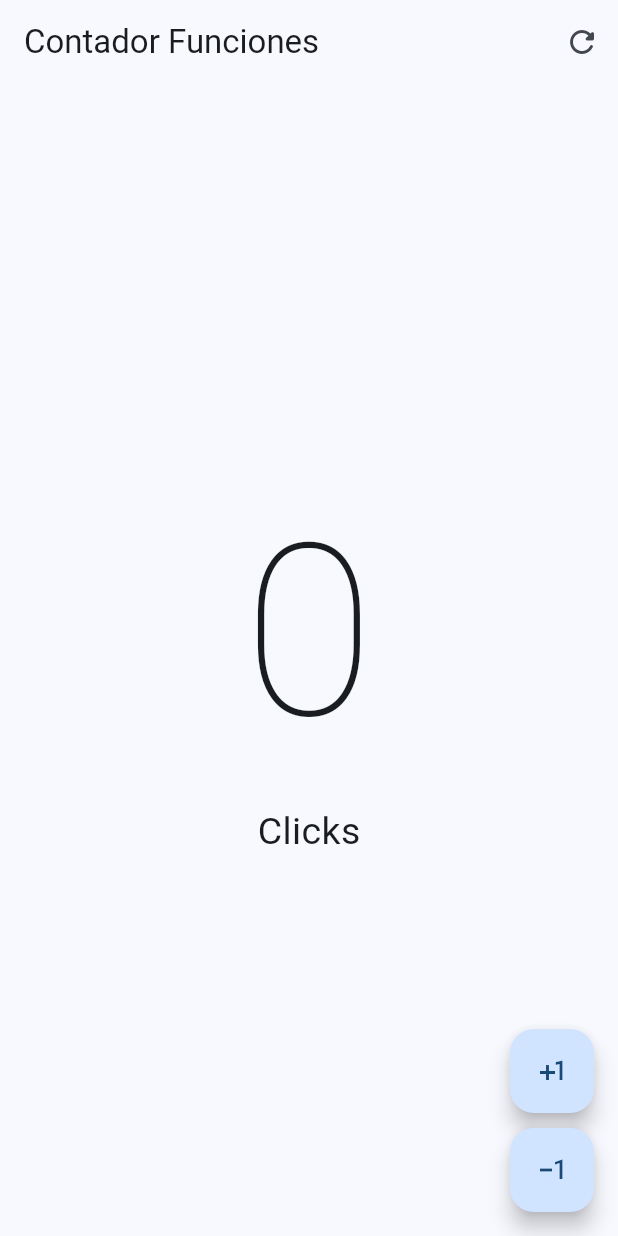
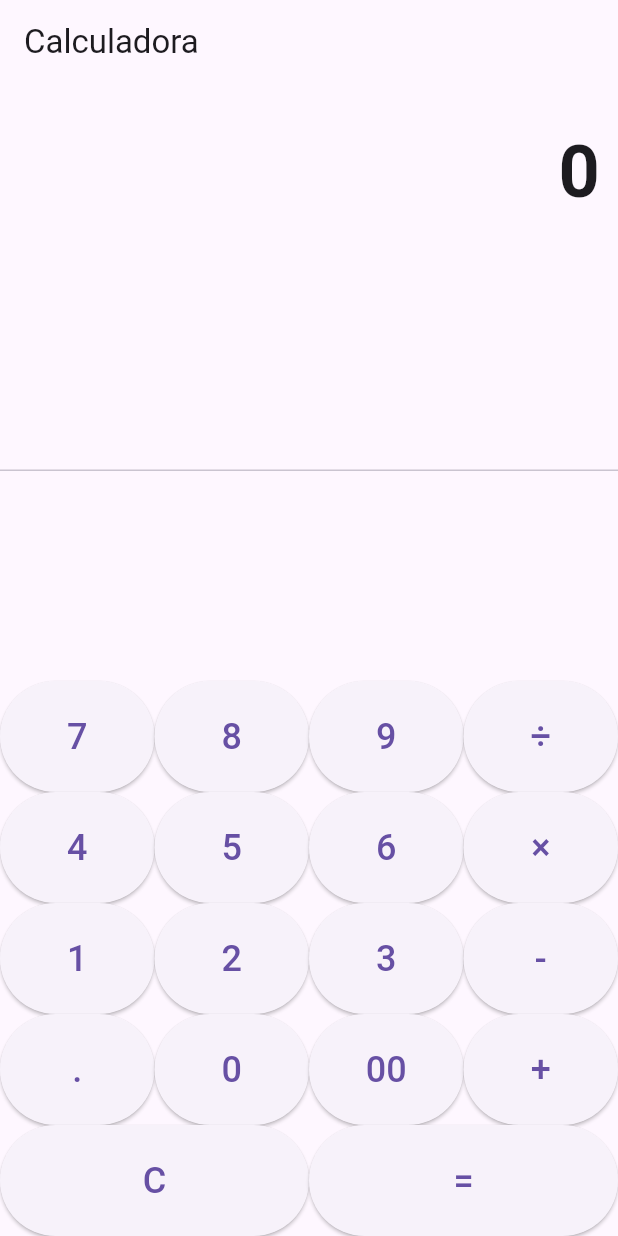
Before and after one commit to John0w0/flutter, a Flutter app: the screen it shows after launch, on a phone screen of 412 x 824 dp. Run offline on Flutter 3.47's test engine with Material 3 defaults, Android fonts, the phone set to English and light mode, and no system bars.

Commit message:
maquetacion 3

```diff
--- /dev/null
+++ b/lib/Presentacion/calculadora.dart
@@ -0,0 +1,150 @@
+import 'package:flutter/material.dart';
+
+class CalculadoraApp extends StatelessWidget {
+  @override
+  Widget build(BuildContext context) {
+    return MaterialApp(
+      debugShowCheckedModeBanner: false,
+      title: 'Calculadora',
+      theme: ThemeData(
+        primarySwatch: Colors.blue,
+      ),
+      home: CalculadoraHome(),
+    );
+  }
+}
+
+class CalculadoraHome extends StatefulWidget {
+  @override
+  _CalculadoraHomeState createState() => _CalculadoraHomeState();
+}
+
+class _CalculadoraHomeState extends State<CalculadoraHome> {
+  String output = "0";
+  String _output = "0";
+  double num1 = 0;
+  double num2 = 0;
+  String operand = "";
+
+  buttonPressed(String buttonText) {
+    if (buttonText == "C") {
+      _output = "0";
+      num1 = 0;
+      num2 = 0;
+      operand = "";
+    } else if (buttonText == "+" || buttonText == "-" || buttonText == "×" || buttonText == "÷") {
+      num1 = double.parse(output);
+      operand = buttonText;
+      _output = "0";
+    } else if (buttonText == ".") {
+      if (_output.contains(".")) {
+        return;
+      } else {
+        _output = _output + buttonText;
+      }
+    } else if (buttonText == "=") {
+      num2 = double.parse(output);
+
+      if (operand == "+") {
+        _output = (num1 + num2).toString();
+      } else if (operand == "-") {
+        _output = (num1 - num2).toString();
+      } else if (operand == "×") {
+        _output = (num1 * num2).toString();
+      } else if (operand == "÷") {
+        _output = (num1 / num2).toString();
+      }
+
+      num1 = 0;
+      num2 = 0;
+      operand = "";
+    } else {
+      _output = _output + buttonText;
+    }
+
+    setState(() {
+      output = double.parse(_output).toStringAsFixed(2).replaceAll(RegExp(r'\.00$'), '');
+    });
+  }
+
+  Widget buildButton(String buttonText) {
+    return Expanded(
+      child: ElevatedButton(
+        onPressed: () => buttonPressed(buttonText),
+        child: Text(
+          buttonText,
+          style: TextStyle(fontSize: 24),
+        ),
+        style: ElevatedButton.styleFrom(
+          padding: EdgeInsets.all(20),
+        ),
+      ),
+    );
+  }
+
+  @override
+  Widget build(BuildContext context) {
+    return Scaffold(
+      appBar: AppBar(
+        title: Text('Calculadora'),
+      ),
+      body: Column(
+        children: <Widget>[
+          Container(
+            alignment: Alignment.centerRight,
+            padding: EdgeInsets.symmetric(vertical: 24, horizontal: 12),
+            child: Text(
+              output,
+              style: TextStyle(fontSize: 48, fontWeight: FontWeight.bold),
+            ),
+          ),
+          Expanded(
+            child: Divider(),
+          ),
+          Column(
+            children: <Widget>[
+              Row(
+                children: <Widget>[
+                  buildButton("7"),
+                  buildButton("8"),
+                  buildButton("9"),
+                  buildButton("÷"),
+                ],
+              ),
+              Row(
+                children: <Widget>[
+                  buildButton("4"),
+                  buildButton("5"),
+                  buildButton("6"),
+                  buildButton("×"),
+                ],
+              ),
+              Row(
+                children: <Widget>[
+                  buildButton("1"),
+                  buildButton("2"),
+                  buildButton("3"),
+                  buildButton("-"),
+                ],
+              ),
+              Row(
+                children: <Widget>[
+                  buildButton("."),
+                  buildButton("0"),
+                  buildButton("00"),
+                  buildButton("+"),
+                ],
+              ),
+              Row(
+                children: <Widget>[
+                  buildButton("C"),
+                  buildButton("="),
+                ],
+              )
+            ],
+          )
+        ],
+      ),
+    );
+  }
+}
--- a/lib/main.dart
+++ b/lib/main.dart
@@ -1,21 +1,22 @@
 import 'package:flutter/material.dart';
 import 'package:maquetacion/Presentacion/Pantallas/contador_pantallas_funciones.dart';
+import 'package:maquetacion/Presentacion/calculadora.dart';
 
 void main() {
-  runApp(const MainApp());
+  runApp(CalculadoraApp());
 }
 
-class MainApp extends StatelessWidget {
-  const MainApp({super.key});
+// class MainApp extends StatelessWidget {
+//   const MainApp({super.key});
 
-  @override
-  Widget build(BuildContext context) {
-    return MaterialApp(
-      debugShowCheckedModeBanner: false,
-      theme: ThemeData(
-        useMaterial3: true, colorSchemeSeed: Colors.blue
-        ),
-      home: const ContadorPantallasFunciones()
-    );
-  }
-}
+//   @override
+//   Widget build(BuildContext context) {
+//     return MaterialApp(
+//       debugShowCheckedModeBanner: false,
+//       theme: ThemeData(
+//         useMaterial3: true, colorSchemeSeed: Colors.blue
+//         ),
+//       home: const ContadorPantallasFunciones()
+//     );
+//   }
+// }
--- /dev/null
+++ b/si_no_app/lib/config/tema/app_tema.dart
@@ -0,0 +1,24 @@
+import 'package:flutter/material.dart';
+
+const Color _colorPersonalizado = Color(0xFF49149f);
+
+const List<Color> _colorTemas = [
+
+  _colorPersonalizado,
+  Colors.blue,
+  Colors.teal,
+  Colors.green,
+  Colors.yellow,
+  Colors.orange,
+  Colors.pink,
+
+];
+
+class AppTema {
+  ThemeData theme(){
+    return ThemeData(
+      useMaterial3: true,
+      colorSchemeSeed: _colorTemas[3],
+    );
+  }
+}
--- /dev/null
+++ b/si_no_app/lib/main.dart
@@ -0,0 +1,19 @@
+import 'package:flutter/material.dart';
+import 'package:si_no_app/config/tema/app_tema.dart';
+import 'package:si_no_app/presentacion/pantallas/chat/chat_pantalla.dart';
+
+void main() => runApp(const MyApp());
+
+class MyApp extends StatelessWidget{
+  const MyApp({super.key});
+
+  @override
+  Widget build(BuildContext context){
+    return MaterialApp(
+      title:'Yes No App',
+      debugShowCheckedModeBanner: false,
+      theme: AppTema().theme(),//obtener el tema
+      home: const ChatPantalla()
+    );
+  }
+}
```
Also changed, not shown: si_no_app/analysis_options.yaml (added, +28 -0 lines), si_no_app/lib/presentacion/pantallas/chat/chat_pantalla.dart (added, +50 -0 lines), si_no_app/lib/presentacion/widgets/chat/mi_mensaje_burbuja.dart (added, +24 -0 lines), si_no_app/lib/presentacion/widgets/chat/su_mensaje_burbuja.dart (added, +57 -0 lines), si_no_app/lib/presentacion/widgets/compartido/caja_de_texto.dart (added, +33 -0 lines), si_no_app/pubspec.yaml (added, +90 -0 lines), si_no_app/pubspec.lock (added), 124 other files.
